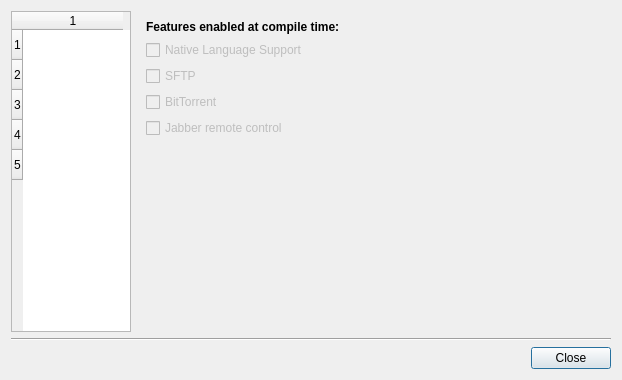
Before: the Qt Designer form AboutDlg.ui in LubosD/fatrat, drawn with Qt 5.
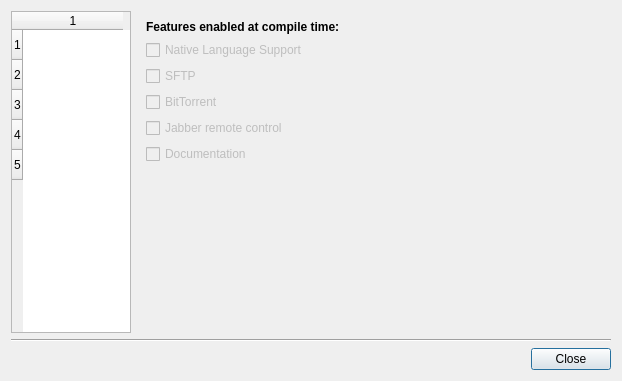
After: the same form once the commit is applied. The open tabs and pages were chosen to show the change. Icons and pictures are not drawn.

Patch:
```diff
--- a/AboutDlg.ui
+++ b/AboutDlg.ui
@@ -6,7 +6,7 @@
     <x>0</x>
     <y>0</y>
     <width>622</width>
-    <height>380</height>
+    <height>381</height>
    </rect>
   </property>
   <property name="windowTitle" >
@@ -187,8 +187,8 @@
        <rect>
         <x>0</x>
         <y>0</y>
-        <width>100</width>
-        <height>30</height>
+        <width>478</width>
+        <height>321</height>
        </rect>
       </property>
       <layout class="QGridLayout" >
@@ -229,7 +229,7 @@
          </property>
         </widget>
        </item>
-       <item row="5" column="1" >
+       <item row="6" column="1" >
         <spacer>
          <property name="orientation" >
           <enum>Qt::Vertical</enum>
@@ -252,6 +252,16 @@
          </property>
         </widget>
        </item>
+       <item row="5" column="0" >
+        <widget class="QCheckBox" name="checkFeatureDocumentation" >
+         <property name="enabled" >
+          <bool>false</bool>
+         </property>
+         <property name="text" >
+          <string>Documentation</string>
+         </property>
+        </widget>
+       </item>
       </layout>
      </widget>
     </widget>
```
Left out of the diff: 2 changed lines with no effect on the pictures.
